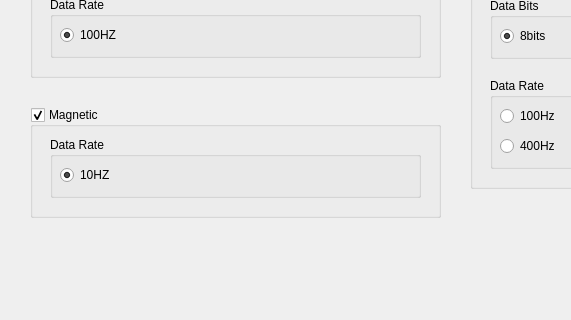
First picture: the form in oym8CHWave/dialogdatasetting.ui, repository oymotion/oym8CHWave, before the edit; both pictures show x 0 to 571 and y 203 to 523 of the 910 by 523 pixel window.
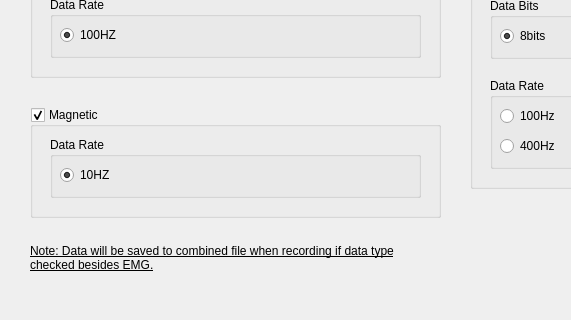
Second picture: the form after the edit.

Commit message: Implemented combined data saving.

The edit to the form file:
```diff
--- a/oym8CHWave/dialogdatasetting.ui
+++ b/oym8CHWave/dialogdatasetting.ui
@@ -374,6 +374,30 @@
     </widget>
    </widget>
   </widget>
+  <widget class="QLabel" name="label">
+   <property name="geometry">
+    <rect>
+     <x>30</x>
+     <y>440</y>
+     <width>411</width>
+     <height>41</height>
+    </rect>
+   </property>
+   <property name="font">
+    <font>
+     <weight>50</weight>
+     <italic>false</italic>
+     <bold>false</bold>
+     <underline>true</underline>
+    </font>
+   </property>
+   <property name="text">
+    <string>Note: Data will be saved to combined file when recording if data type checked besides EMG.</string>
+   </property>
+   <property name="wordWrap">
+    <bool>true</bool>
+   </property>
+  </widget>
   <zorder>groupBox_Quaternion</zorder>
   <zorder>groupBox_Magnetic</zorder>
   <zorder>groupBox_EMG</zorder>
```
Left out of the diff: 1 changed line with no effect on the pictures. The commit also changes 7 other files.
